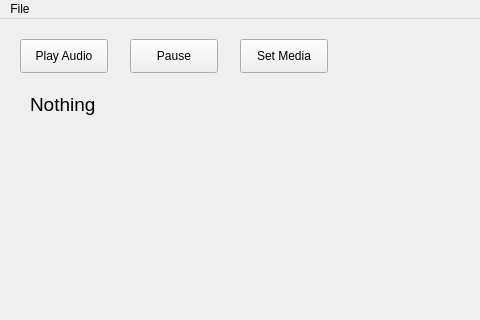
Above: player.ui from alee14-projects/erable-godot before the change; both pictures show x 0 to 480 and y 0 to 320 of the 800 by 600 pixel window. Below: the same form after it.
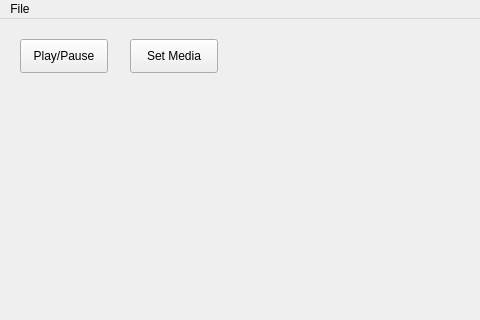
That is the form after the change.

Commit message: Toggleable pause/play button and license

```diff
--- a/player.ui
+++ b/player.ui
@@ -24,7 +24,7 @@
      </rect>
     </property>
     <property name="text">
-     <string>Play Audio</string>
+     <string>Play/Pause</string>
     </property>
     <property name="checkable">
      <bool>false</bool>
@@ -43,40 +43,9 @@
      </rect>
     </property>
     <property name="text">
-     <string>Pause</string>
-    </property>
-   </widget>
-   <widget class="QPushButton" name="pushButton">
-    <property name="geometry">
-     <rect>
-      <x>240</x>
-      <y>20</y>
-      <width>88</width>
-      <height>34</height>
-     </rect>
-    </property>
-    <property name="text">
      <string>Set Media</string>
     </property>
    </widget>
-   <widget class="QLabel" name="titleLabel">
-    <property name="geometry">
-     <rect>
-      <x>30</x>
-      <y>70</y>
-      <width>81</width>
-      <height>31</height>
-     </rect>
-    </property>
-    <property name="font">
-     <font>
-      <pointsize>14</pointsize>
-     </font>
-    </property>
-    <property name="text">
-     <string>Nothing</string>
-    </property>
-   </widget>
   </widget>
   <widget class="QMenuBar" name="menubar">
    <property name="geometry">
```
Left out of the diff: 2 changed lines with no effect on the pictures. The commit also changes 4 other files.
